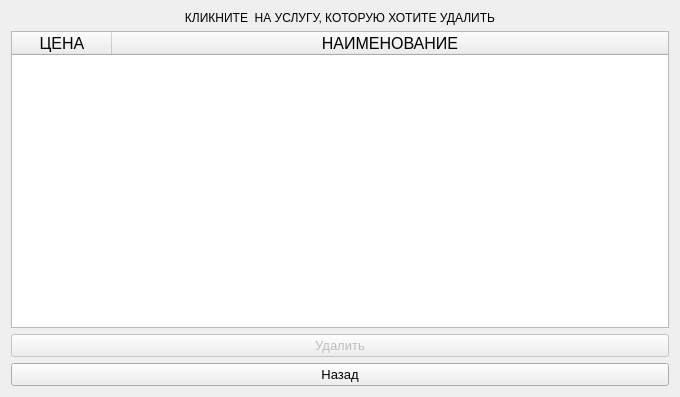
Old version of the form code/form_for_delete_service.ui in the repository Alex-Sidorov/SEFOLL.
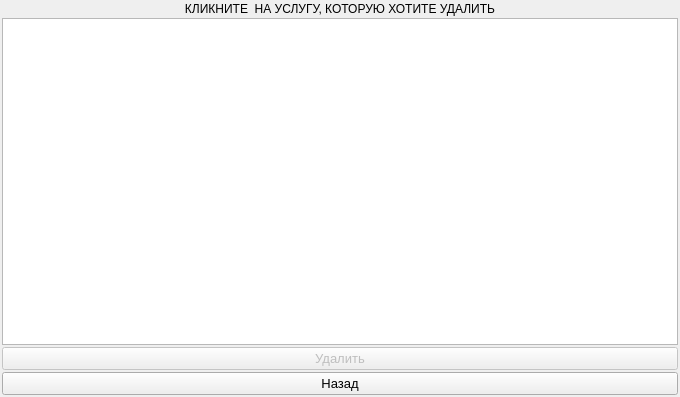
New version of the form.

Diff of the .ui file:
```diff
--- a/code/form_for_delete_service.ui
+++ b/code/form_for_delete_service.ui
@@ -14,6 +14,21 @@
    <string>Form</string>
   </property>
   <layout class="QVBoxLayout" name="verticalLayout">
+   <property name="spacing">
+    <number>2</number>
+   </property>
+   <property name="leftMargin">
+    <number>2</number>
+   </property>
+   <property name="topMargin">
+    <number>2</number>
+   </property>
+   <property name="rightMargin">
+    <number>2</number>
+   </property>
+   <property name="bottomMargin">
+    <number>2</number>
+   </property>
    <item>
     <widget class="QLabel" name="label">
      <property name="cursor">
@@ -113,7 +128,7 @@
       <bool>false</bool>
      </property>
      <attribute name="horizontalHeaderVisible">
-      <bool>true</bool>
+      <bool>false</bool>
      </attribute>
      <attribute name="horizontalHeaderCascadingSectionResizes">
       <bool>false</bool>
```
Left out of the diff: 2 changed lines with no effect on the pictures.
